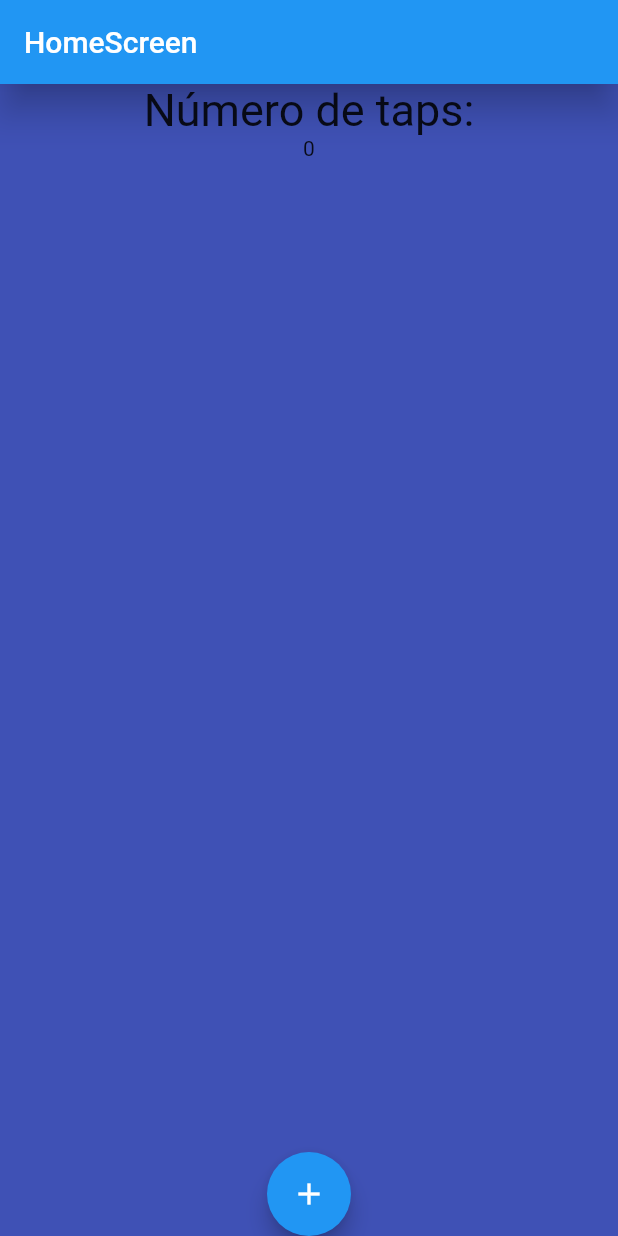
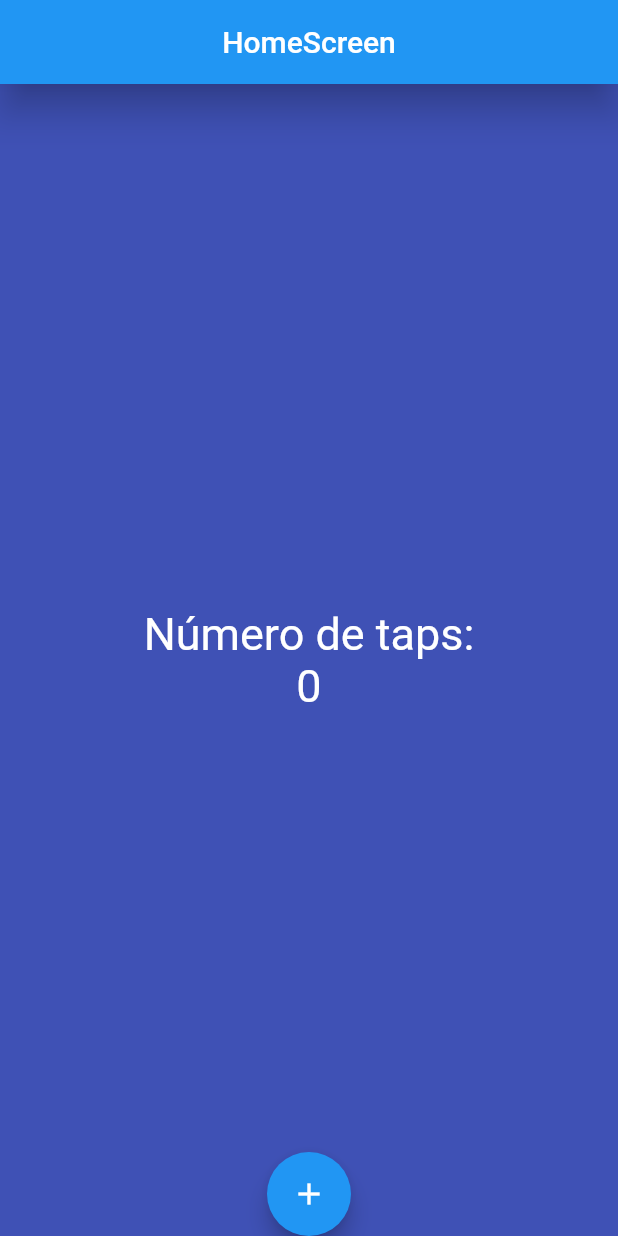
Before and after one commit to gnievap/flutter_counter_app, a Flutter app: the screen it shows after launch, on a phone screen of 412 x 824 dp. Run offline on Flutter 3.47's test engine with Material 2 defaults, Android fonts, the phone set to English and light mode, and no system bars.

Commit message:
Mejorando estilos y contador con Stateless

```diff
--- a/lib/screens/home_screen.dart
+++ b/lib/screens/home_screen.dart
@@ -1,26 +1,36 @@
 import 'package:flutter/material.dart';
 
 class HomeScreen extends StatelessWidget {
-  HomeScreen({super.key});
+  const HomeScreen({super.key});
 
-  int counter = 0;
+
   @override
   Widget build(BuildContext context) {
-    const TextStyle fontSize30 = TextStyle(fontSize: 30);
+    int counter = 0;
+    const TextStyle fontStyle = TextStyle(
+      fontSize: 30,
+      color: Colors.white);
     return Scaffold(
       appBar: AppBar(
         title: const Text('HomeScreen'),
         elevation: 10,
+        centerTitle: true,
       ),
       backgroundColor: Colors.indigo,
       body: Center(
-        child: Column(children: [
-          const Text(
-            'Número de taps:',
-            style: fontSize30,
-          ),
-          Text('$counter'),
-        ]),
+        child: Column(
+          mainAxisAlignment: MainAxisAlignment.center,
+          children: [
+            const Text(
+              'Número de taps:',
+              style: fontStyle,
+            ),
+            Text(
+              '$counter',
+              style: fontStyle,
+            ),
+          ],
+        ),
       ),
       floatingActionButtonLocation: FloatingActionButtonLocation.centerDocked,
       floatingActionButton: FloatingActionButton(
```
